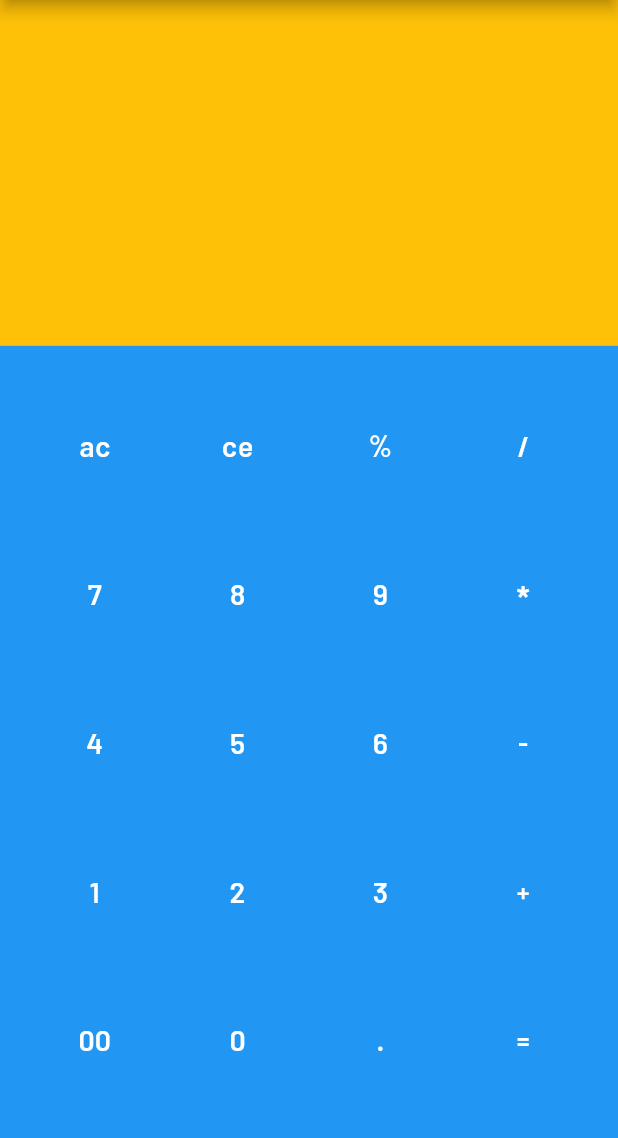
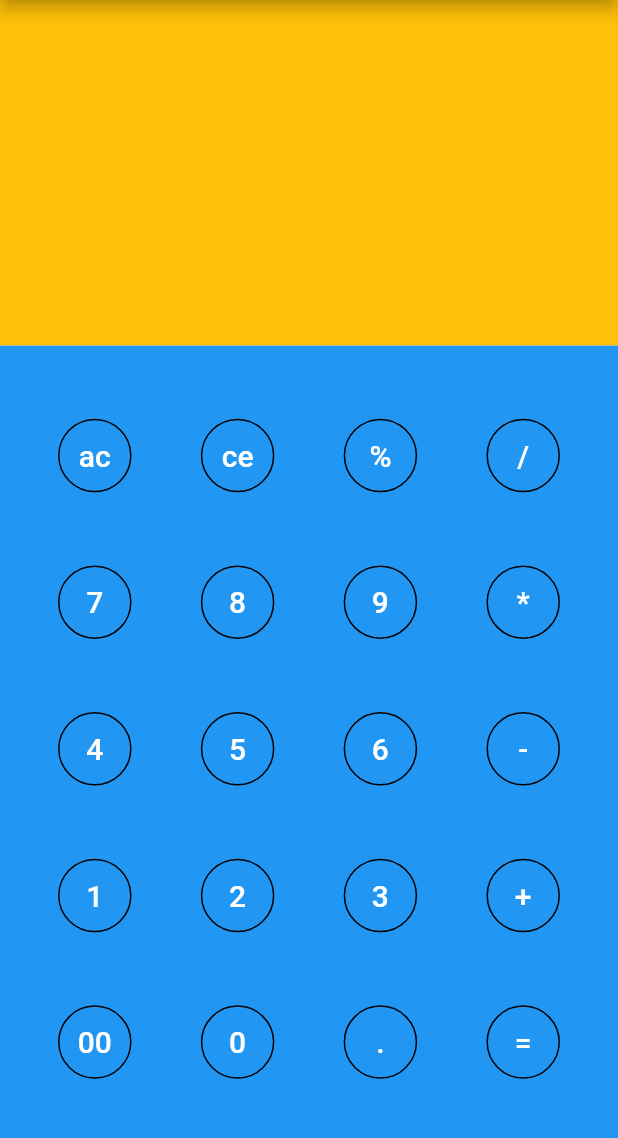
Before and after one commit to Milad-heydarloo/calculator_app, a Flutter app: the screen it shows after launch, on a phone screen of 412 x 824 dp, the part 84-1222 px from its top. Run offline on Flutter 3.47's test engine with Material 2 defaults, Android fonts, the phone set to English and light mode, and no system bars.

Commit message:
TextButton.styleFrom & shape: CircleBorder & side: BorderSide(               width: 1,             )

```diff
--- a/lib/widgetsa/widgetsa_clss.dart
+++ b/lib/widgetsa/widgetsa_clss.dart
@@ -1,3 +1,4 @@
+import 'package:flutter/cupertino.dart';
 import 'package:flutter/material.dart';
 
 Widget getbody(String t1, String t2, String t3, String t4) {
@@ -5,43 +6,64 @@ Widget getbody(String t1, String t2, String t3, String t4) {
     mainAxisAlignment: MainAxisAlignment.spaceEvenly,
     children: [
       TextButton(
+        style: TextButton.styleFrom(
+            shape: CircleBorder(side: BorderSide(width: 1))),
         onPressed: () {},
         child: Padding(
           padding: EdgeInsets.all(5),
           child: Text(
+            textAlign: TextAlign.center,
             '$t1',
-            style:
-                TextStyle(fontSize: 20, color: Colors.white, fontFamily: 'dm'),
+            style: TextStyle(fontSize: 20, color: Colors.white),
           ),
         ),
-      ), TextButton(
+      ),
+      TextButton(
+        style: TextButton.styleFrom(
+            shape: CircleBorder(side: BorderSide(width: 1))),
         onPressed: () {},
         child: Padding(
           padding: EdgeInsets.all(5),
           child: Text(
+            textAlign: TextAlign.center,
             '$t2',
-            style:
-                TextStyle(fontSize: 20, color: Colors.white, fontFamily: 'dm'),
+            style: TextStyle(fontSize: 20, color: Colors.white),
           ),
         ),
-      ), TextButton(
+      ),
+      TextButton(
+        style: TextButton.styleFrom(
+          shape: CircleBorder(
+            side: BorderSide(
+              width: 1,
+            ),
+          ),
+        ),
+        onPressed: () {},
+        child: Padding(
+          padding: EdgeInsets.all(
+            5,
+          ),
+          child: Text(
+            textAlign: TextAlign.center,
+            '$t3',
+            style: TextStyle(fontSize: 20, color: Colors.white),
+          ),
+        ),
+      ),
+      TextButton(
+        style: TextButton.styleFrom(
+          shape: CircleBorder(
+            side: BorderSide(width: 1),
+          ),
+        ),
         onPressed: () {},
         child: Padding(
           padding: EdgeInsets.all(5),
           child: Text(
-            '$t3',
-            style:
-                TextStyle(fontSize: 20, color: Colors.white, fontFamily: 'dm'),
-          ),
-        ),
-      ), TextButton(
-        onPressed: () {},
-        child: Padding(
-          padding: EdgeInsets.all(5),
-          child: Text(
+            textAlign: TextAlign.center,
             '$t4',
-            style:
-                TextStyle(fontSize: 20, color: Colors.white, fontFamily: 'dm'),
+            style: TextStyle(fontSize: 20, color: Colors.white),
           ),
         ),
       ),
```
